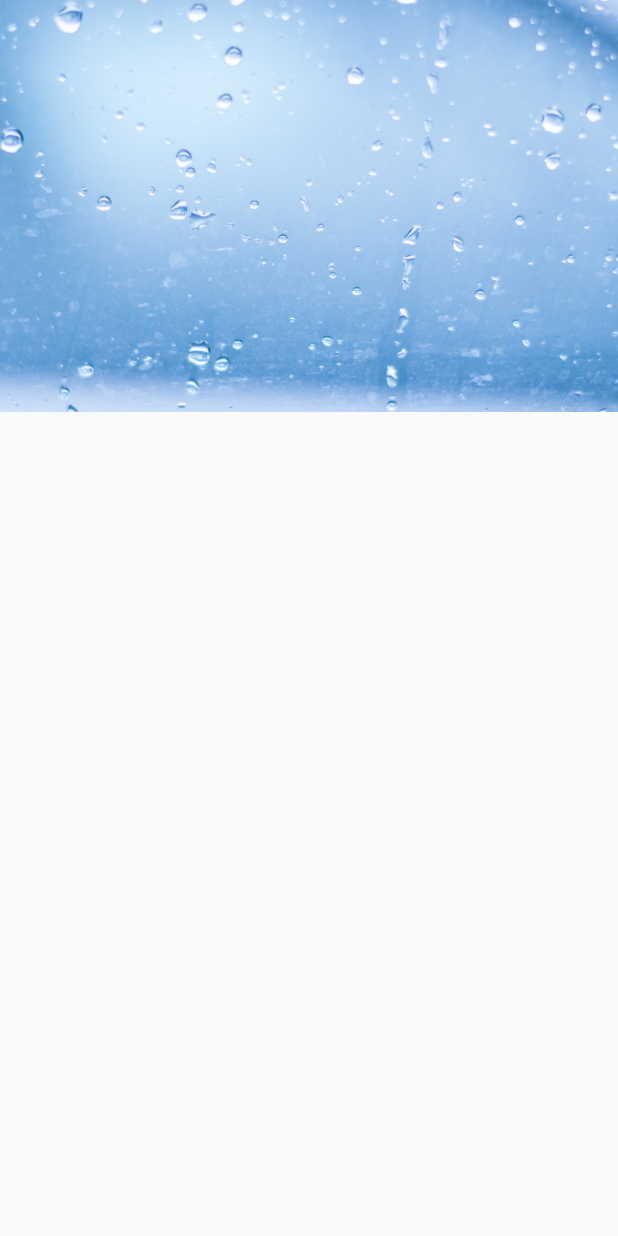
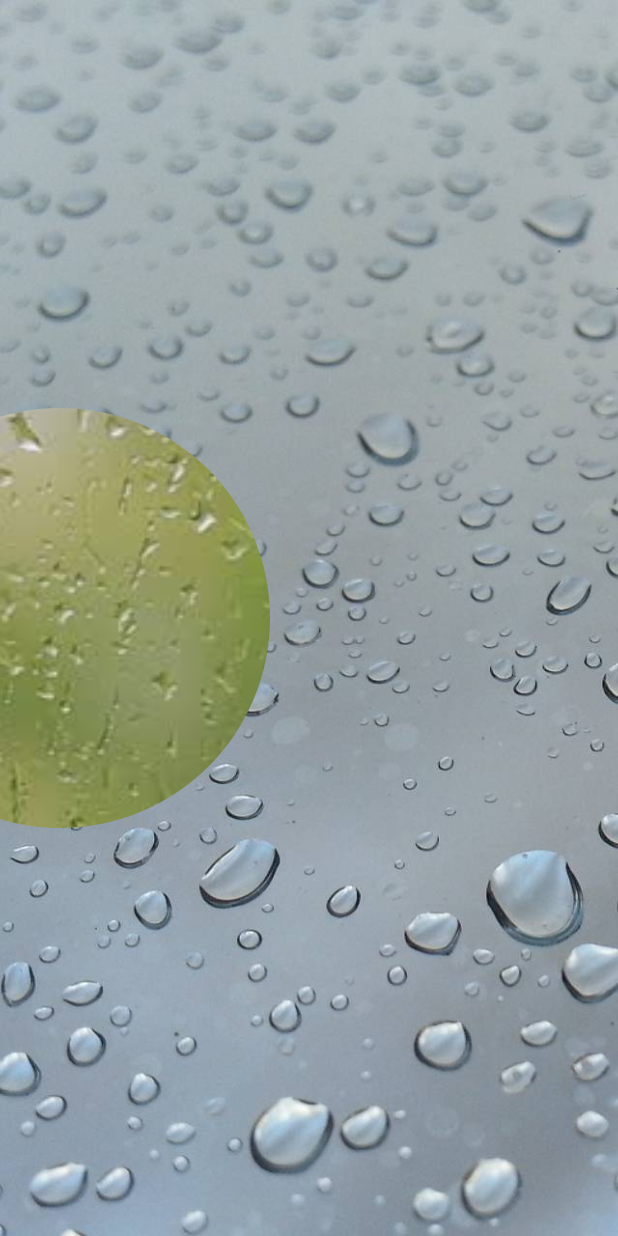
Before and after one commit to bijo274/wheather_forecast, a Flutter app: the screen it shows after launch, on a phone screen of 412 x 824 dp. Run offline on Flutter 3.47's test engine with Material 2 defaults, Android fonts, the phone set to English and light mode, and no system bars.

Commit message:
impl of clipoval

```diff
--- a/lib/main.dart
+++ b/lib/main.dart
@@ -19,31 +19,55 @@ class Wheather extends StatelessWidget {
 class MyHomePage extends StatefulWidget {
   MyHomePage({Key key, this.title}) : super(key: key);
   final String title;
+
   @override
   _MyHomePageState createState() => new _MyHomePageState();
 }
 
-class _MyHomePageState extends State<MyHomePage>{
+class _MyHomePageState extends State<MyHomePage> {
   @override
   Widget build(BuildContext context) {
     return new Scaffold(
       body: new Stack(
+        fit: StackFit.expand,
         children: <Widget>[
           new Image.asset(
-            'assets/wheather_bg.jpg',
+            'assets/wheather_v1.jpeg',
             fit: BoxFit.cover,
           ),
           new ClipOval(
+            clipper: new CircleClipper(
+              radius: 140.0,
+              offset: const Offset(40.0, 0.0),
+            ),
             child: new Image.asset(
-              'assets/wheather_bg.jpg',
+              'assets/rainy_blur.jpg',
               fit: BoxFit.cover,
             ),
           )
-
         ],
       ),
     );
-    // TODO: implement build
+  }
+}
+
+class CircleClipper extends CustomClipper<Rect>{
+  final radius, offset;
+
+  CircleClipper({this.radius, this.offset = const Offset(0.0, 0.0)});
+
+  @override
+  getClip(Size size) {
+    debugPrint(size.toString());
+    return new Rect.fromCircle(
+      center: new Offset(0.0, size.height/2) + offset,
+      radius: radius,
+    );
   }
 
+  @override
+  bool shouldReclip(CustomClipper oldClipper) {
+    // TODO: implement shouldReclip
+    return true;
+  }
 }
--- a/pubspec.yaml
+++ b/pubspec.yaml
@@ -21,7 +21,8 @@ dev_dependencies:
 flutter:
 
   assets:
-    - assets/wheather_bg.jpg
+    - assets/wheather_v1.jpeg
+    - assets/rainy_blur.jpg
 
   # The following line ensures that the Material Icons font is
   # included with your application, so that you can use the icons in
```
Also changed, not shown: assets/rainy_blur.jpg (added), assets/wheather_bg.jpg (deleted), assets/wheather_v1.jpeg (added), pubspec.lock, 1 other file.
